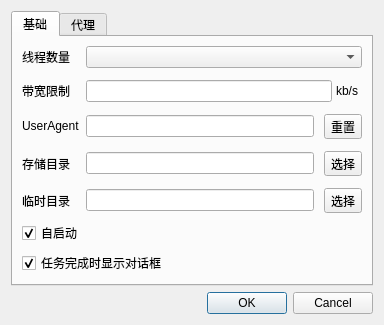
First picture: the form in src/ui/settings/SettingsDialog.ui, repository engsr6982/EasyDownloadManager, before the edit.
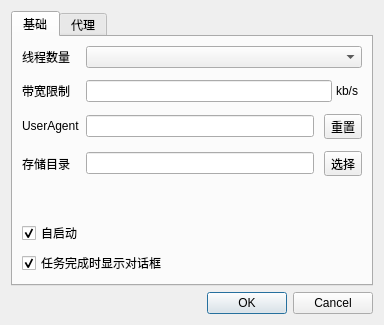
Second picture: the form after the edit.

Commit message: refactor: remove tempDir configuration and database field

Diff of the .ui file:
```diff
--- a/src/ui/settings/SettingsDialog.ui
+++ b/src/ui/settings/SettingsDialog.ui
@@ -141,30 +141,6 @@
            </item>
           </layout>
          </item>
-         <item row="4" column="0">
-          <widget class="QLabel" name="tempDirLabel_">
-           <property name="text">
-            <string>临时目录</string>
-           </property>
-          </widget>
-         </item>
-         <item row="4" column="1">
-          <layout class="QHBoxLayout" name="tempDirLayout_">
-           <property name="spacing">
-            <number>10</number>
-           </property>
-           <item>
-            <widget class="QLineEdit" name="tempDirInput_"/>
-           </item>
-           <item>
-            <widget class="QToolButton" name="tempDirChooseBtn_">
-             <property name="text">
-              <string>选择</string>
-             </property>
-            </widget>
-           </item>
-          </layout>
-         </item>
         </layout>
        </item>
        <item>
```
The commit also changes 9 other files.
